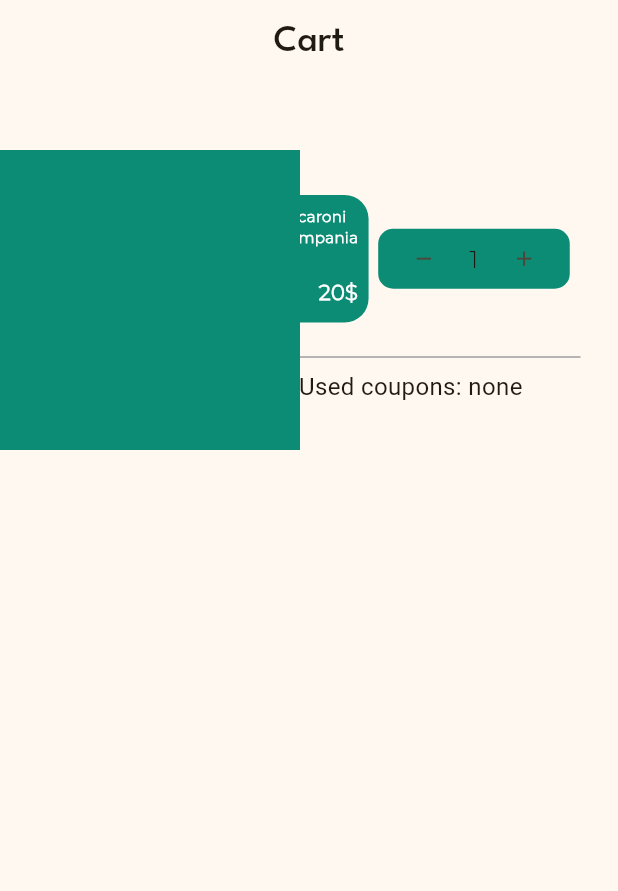
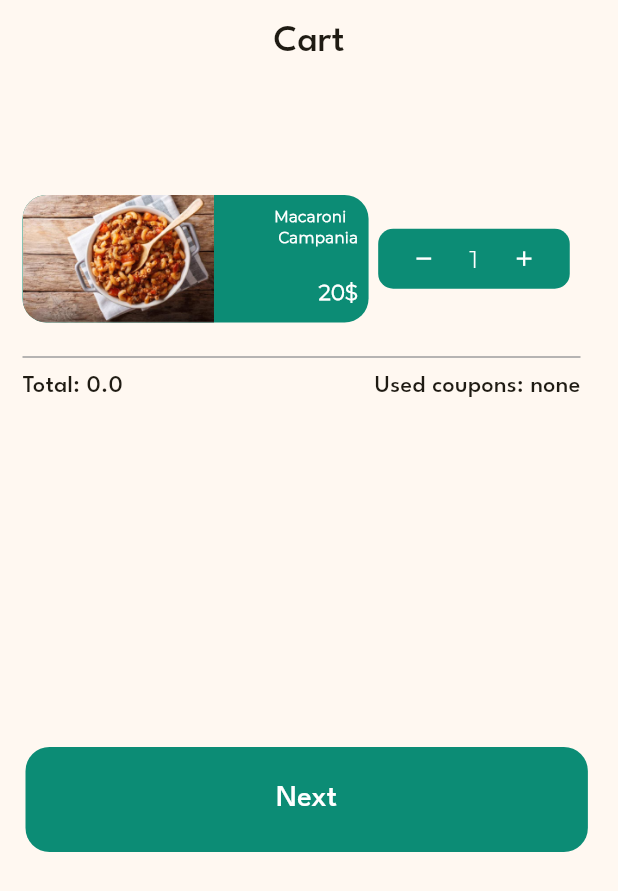
Before and after one commit to MateuszWik/Prossciutto_, a Flutter app: the Cart widget shown alone on an empty page, opened directly, on a phone screen of 412 x 824 dp. Shown: the top 891 px of the screen. Run offline on Flutter 3.47's test engine with Material 3 defaults, Android fonts, the phone set to English and light mode, and no system bars; our stand-ins replace shared_preferences; accounts and stored records are empty; Roboto replaces fonts that are missing (Leauge Spartan).

Commit message:
Merge remote-tracking branch 'origin/main'

```diff
--- a/lib/cart.dart
+++ b/lib/cart.dart
@@ -133,6 +133,7 @@ class _CartState extends State<Cart> {
                               icon: Icon(Icons.remove),
                               iconSize: MediaQuery.of(context).size.width * 0.04,
                               tooltip: 'Usuń',
+                              color: Colors.white,
                               onPressed: () {
                                 setState(() {
                                   if (number > 0) {
@@ -148,12 +149,14 @@ class _CartState extends State<Cart> {
                               style: TextStyle(
                                 fontSize: MediaQuery.of(context).size.width * 0.04,
                                 fontFamily: 'MontSerrat',
+                                color: Colors.white
                               ),
                             ),
                             IconButton(
                               icon: Icon(Icons.add),
                               iconSize: MediaQuery.of(context).size.width * 0.04,
                               tooltip: 'Dodaj',
+                              color: Colors.white,
                               onPressed: () {
                                 setState(() {
                                   number++;
@@ -175,20 +178,19 @@ class _CartState extends State<Cart> {
                     color: Colors.grey,
                   ),
                         Row(
-                      mainAxisAlignment: MainAxisAlignment.spaceEvenly,
+                          mainAxisAlignment: MainAxisAlignment.spaceBetween,
                           children: [
                             Text(
                               'Total: $equal',
                               style: TextStyle(
-                            fontFamily: 'Leauge Spartan',
+                                fontFamily: 'LeagueSpartan',
                                 fontSize: 16,
                               ),
                             ),
-                        SizedBox(height: 8),
                             Text(
                               'Used coupons: $coupon',
                               style: TextStyle(
-                            fontFamily: 'Leauge Spartan',
+                                fontFamily: 'LeagueSpartan',
                                 fontSize: 16,
                               ),
                             ),
@@ -198,11 +200,29 @@ class _CartState extends State<Cart> {
               ),
             ),
             Positioned(
-              top: 100,
+              top: 490,
+              left: 5,
+              child: TextButton(
+                onPressed: (){},
                 child: Container(
-              height: 200,
-                width: 200,
+                height: 70,
+                width: MediaQuery.of(context).size.width * 0.91,
+                  decoration: BoxDecoration(
+                    borderRadius: BorderRadius.circular(16),
                     color: Color(0xFF0C8C75),
+                  ),
+                  child: Align(
+                    alignment: Alignment.center,
+                    child: Text(
+                      'Next',
+                      style: TextStyle(
+                        color: Colors.white,
+                        fontSize: 20,
+                        fontFamily: 'LeagueSpartan'
+                      ),
+                    ),
+                  ),
+              ),
               ),
             ),
           ]
@@ -213,7 +233,7 @@ class _CartState extends State<Cart> {
                 'Cart is empty',
                 style: TextStyle(
                     fontSize: 20,
-                    fontFamily: 'Leauge Spartan',
+                    fontFamily: 'LeagueSpartan',
                     fontWeight: FontWeight.bold
                 ),
               ),
```
Lines whose indentation alone changed are shown as unchanged.
